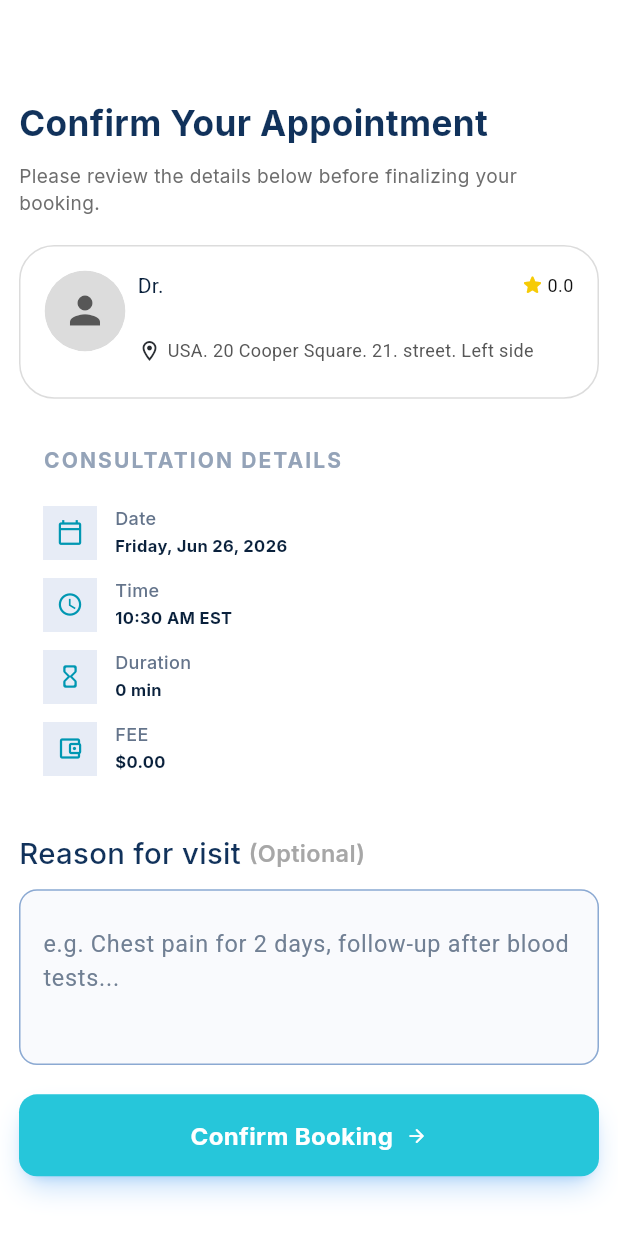
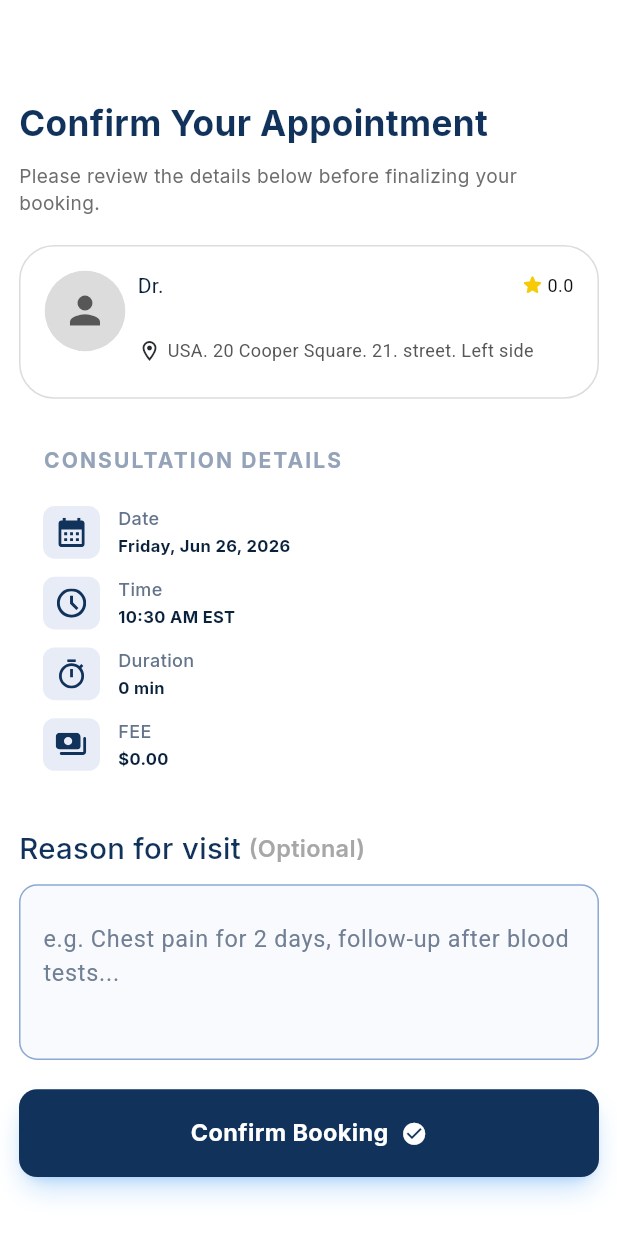
Before and after one commit to Rafiq-Health-Care/rafiq-mobile, a Flutter app: the BookingConfirmScreen screen opened directly with empty values, on a phone screen of 412 x 824 dp. Run offline on Flutter 3.47's test engine with Material 3 defaults, Android fonts, the light colour scheme and no system bars; our stand-ins replace bloc, cached_network_image, cookie_jar, dartz, dio, dio_cookie_manager and 18 more; missing offline and left inert: flutter_stripe, workmanager; accounts and stored records are empty; generated files the repository leaves out were written again; network calls fail; Roboto replaces fonts that are missing (Poppins); statements that could not run were skipped.

Commit message:
feat: replace icon-based ConsultationDetailItem with SVG assets and add loading state to RafiqPrimaryButton

```diff
--- a/lib/core/utils/image_url.dart
+++ b/lib/core/utils/image_url.dart
@@ -26,4 +26,8 @@ class ImageUrl {
   final String work = 'assets/icons/work.svg';
   final String experience = 'assets/icons/experience.svg';
   final String education = 'assets/icons/education.svg';
+  final String date = 'assets/icons/date.svg';
+  final String time = 'assets/icons/time.svg';
+  final String duration = 'assets/icons/duration.svg';
+  final String fee = 'assets/icons/fee.svg';
 }
--- a/lib/core/widgets/rafiq_primary_button.dart
+++ b/lib/core/widgets/rafiq_primary_button.dart
@@ -7,12 +7,16 @@ class RafiqPrimaryButton extends StatelessWidget {
   final String text;
   final VoidCallback onPressed;
   final IconData? icon;
+  final bool isLoading;
+  final Color? backgroundColor;
 
   const RafiqPrimaryButton({
     super.key,
     required this.text,
     required this.onPressed,
     this.icon = Icons.arrow_forward_rounded,
+    this.isLoading = false,
+    this.backgroundColor,
   });
 
   @override
@@ -21,9 +25,9 @@ class RafiqPrimaryButton extends StatelessWidget {
 
     return Container(
       width: context.width,
-      height: 56.h,
+      height: 60.h,
       decoration: BoxDecoration(
-        color: appTheme.cyanColor400,
+        color: backgroundColor ?? appTheme.cyanColor400,
         borderRadius: BorderRadius.circular(12),
         boxShadow: [
           BoxShadow(
@@ -49,17 +53,19 @@ class RafiqPrimaryButton extends StatelessWidget {
             padding: const EdgeInsets.symmetric(
               vertical: 16,
             ), // padding: 16px 0px
-            child: Row(
+            child: isLoading
+                ? Center(child: CircularProgressIndicator())
+                : Row(
                     mainAxisAlignment: MainAxisAlignment.center,
                     crossAxisAlignment: CrossAxisAlignment.center,
                     children: [
                       // --- Text ---
                       Text(
                         text,
-                  style: const TextStyle(
+                        style: TextStyle(
                           fontFamily: 'Inter',
                           fontWeight: FontWeight.w700,
-                    fontSize: 16,
+                          fontSize: 16.sp,
                           height: 24 / 16,
                           color: Colors.white,
                         ),
@@ -67,7 +73,7 @@ class RafiqPrimaryButton extends StatelessWidget {
 
                       if (icon != null) ...[
                         SizedBox(width: 8.w),
-                  Icon(icon, size: 15.sp, color: Colors.white),
+                        Icon(icon, size: 18.sp, color: Colors.white),
                       ],
                     ],
                   ),
--- a/lib/features/Consultation/presentation/screen/booking_confirm_screen.dart
+++ b/lib/features/Consultation/presentation/screen/booking_confirm_screen.dart
@@ -3,6 +3,7 @@ import 'package:flutter_bloc/flutter_bloc.dart';
 import 'package:flutter_screenutil/flutter_screenutil.dart';
 import 'package:rafiq/core/functions/make_payment.dart';
 import 'package:rafiq/core/functions/snack_bar_message.dart';
+import 'package:rafiq/core/utils/extensions/get_app_theme.dart';
 import 'package:rafiq/core/widgets/custom_labeled_text_field.dart';
 import 'package:rafiq/core/widgets/custom_screen_header.dart';
 import 'package:rafiq/core/widgets/rafiq_primary_button.dart';
@@ -95,6 +96,7 @@ class _BookingConfirmScreenState extends State<BookingConfirmScreen> {
                 builder: (context, state) {
                   return RafiqPrimaryButton(
                     text: 'Confirm Booking',
+                    icon: Icons.check_circle,
                     onPressed: () {
                       if (state is! ReserveConsultationSlotLoading) {
                         context
@@ -107,6 +109,8 @@ class _BookingConfirmScreenState extends State<BookingConfirmScreen> {
                             );
                       }
                     },
+                    backgroundColor: context.appTheme.deepDarkBlueColor,
+                    isLoading: state is ReserveConsultationSlotLoading,
                   );
                 },
               ),
--- a/lib/features/Consultation/presentation/widget/consultation_detail_item.dart
+++ b/lib/features/Consultation/presentation/widget/consultation_detail_item.dart
@@ -1,35 +1,45 @@
 import 'package:flutter/material.dart';
+import 'package:flutter_screenutil/flutter_screenutil.dart';
+import 'package:flutter_svg/svg.dart';
+import 'package:rafiq/core/utils/extensions/get_app_theme.dart';
 
 class ConsultationDetailItem extends StatelessWidget {
-  final IconData icon;
+  final String iconUrl;
   final String label;
   final String value;
 
   const ConsultationDetailItem({
     super.key,
-    required this.icon,
+    required this.iconUrl,
     required this.label,
     required this.value,
   });
 
   @override
   Widget build(BuildContext context) {
+    final appTheme = context.appTheme;
     return Padding(
       padding: const EdgeInsets.symmetric(vertical: 6.0),
       child: Row(
         crossAxisAlignment: CrossAxisAlignment.start,
         children: [
           Container(
-            width: 36,
-            height: 36,
+            width: 36.w,
+            height: 36.h,
+
             decoration: BoxDecoration(
               color: const Color(0xFF1241A1).withValues(alpha: 0.1),
+              borderRadius: BorderRadius.circular(8.r),
             ),
             child: Center(
-              child: Icon(
-                icon,
-                size: 18,
-                color: const Color(0xFF0097B2),
+              child: SvgPicture.asset(
+                iconUrl,
+                width: 20.w,
+                height: 20.h,
+                colorFilter: ColorFilter.mode(
+                  appTheme.deepDarkBlueColor,
+                  BlendMode.srcIn,
+                ),
               ),
             ),
           ),
--- a/lib/features/Consultation/presentation/widget/consultation_details.dart
+++ b/lib/features/Consultation/presentation/widget/consultation_details.dart
@@ -1,7 +1,9 @@
 import 'package:flutter/material.dart';
 import 'package:intl/intl.dart';
+import 'package:rafiq/core/utils/image_url.dart';
 import 'package:rafiq/features/Consultation/domain/entity/slot_entity.dart';
 import 'package:rafiq/features/Consultation/presentation/widget/consultation_detail_item.dart';
+
 class ConsultationDetailsSection extends StatelessWidget {
   final SlotEntity slot;
   final double fee;
@@ -9,14 +11,21 @@ class ConsultationDetailsSection extends StatelessWidget {
   const ConsultationDetailsSection({
     required this.slot,
     required this.fee,
-    super.key,  });
+    super.key,
+  });
 
   @override
   Widget build(BuildContext context) {
-    final String formattedDate = DateFormat('EEEE, MMM dd, yyyy').format(slot.startTime); // Tuesday, Oct 24, 2025
-    final String formattedTime = '${DateFormat('hh:mm a').format(slot.startTime)} EST';   // 10:30 AM EST
+    final String formattedDate = DateFormat(
+      'EEEE, MMM dd, yyyy',
+    ).format(slot.startTime); // Tuesday, Oct 24, 2025
+    final String formattedTime =
+        '${DateFormat('hh:mm a').format(slot.startTime)} EST'; // 10:30 AM EST
 
-    final int durationInMinutes = slot.endTime.difference(slot.startTime).inMinutes;
+    final int durationInMinutes = slot.endTime
+        .difference(slot.startTime)
+        .inMinutes;
+    final imageUrl = ImageUrl();
 
     return Padding(
       padding: const EdgeInsets.symmetric(horizontal: 16.0, vertical: 12.0),
@@ -40,22 +49,22 @@ class ConsultationDetailsSection extends StatelessWidget {
           Column(
             children: [
               ConsultationDetailItem(
-                icon: Icons.calendar_today_outlined,
+                iconUrl: imageUrl.date,
                 label: 'Date',
                 value: formattedDate,
               ),
               ConsultationDetailItem(
-                icon: Icons.access_time,
+                iconUrl: imageUrl.time,
                 label: 'Time',
                 value: formattedTime,
               ),
               ConsultationDetailItem(
-                icon: Icons.hourglass_empty_rounded,
+                iconUrl: imageUrl.duration,
                 label: 'Duration',
                 value: '$durationInMinutes min',
               ),
               ConsultationDetailItem(
-                icon: Icons.account_balance_wallet_outlined,
+                iconUrl: imageUrl.fee,
                 label: 'FEE',
                 value: '\$${fee.toStringAsFixed(2)}',
               ),
```
Also changed, not shown: assets/icons/date.svg (added), assets/icons/duration.svg (added), assets/icons/fee.svg (added), assets/icons/time.svg (added). Lines whose indentation alone changed are shown as unchanged.
